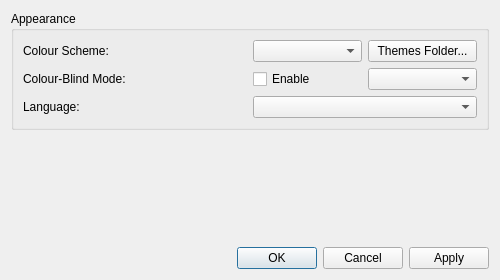
The window that src/ui/preferences.ui (zkalves/rmap) describes before a commit, drawn with Qt 5.
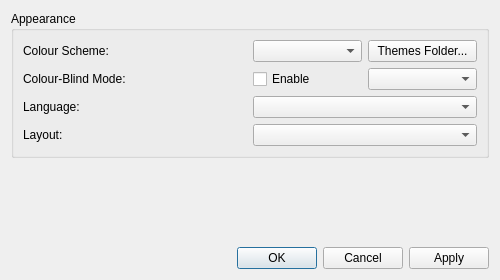
The same window after the commit. Icons and pictures are not drawn.

Commit message: feat: add configurable layout modes and comprehensive memory region editing. DOC-FLAG:

Diff of the .ui file:
```diff
--- a/src/ui/preferences.ui
+++ b/src/ui/preferences.ui
@@ -99,6 +99,16 @@
       <item row="2" column="1">
        <widget class="QComboBox" name="languageCombo"/>
       </item>
+      <item row="3" column="0">
+       <widget class="QLabel" name="label_layout">
+        <property name="text">
+         <string>Layout:</string>
+        </property>
+       </widget>
+      </item>
+      <item row="3" column="1">
+       <widget class="QComboBox" name="layoutCombo"/>
+      </item>
      </layout>
     </widget>
    </item>
```
The commit also changes 13 other files.
